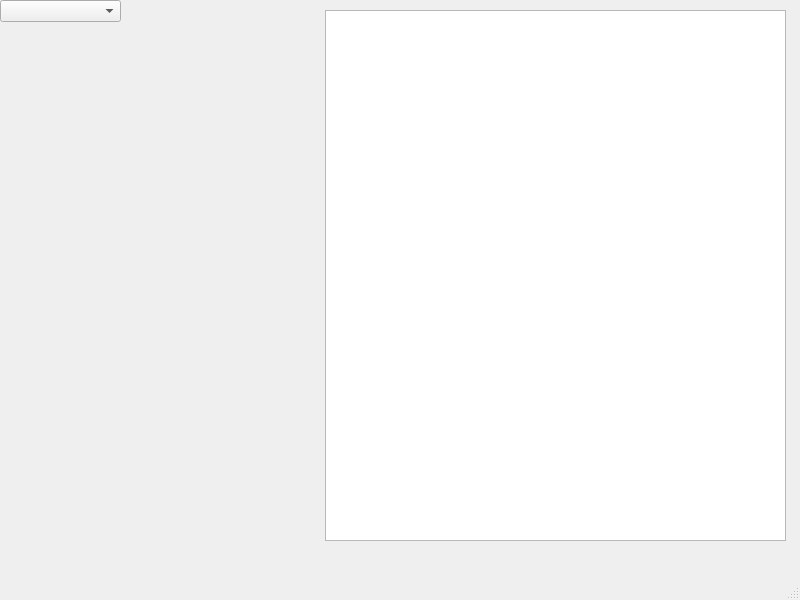
First picture: the form in src/feat/views/gui_feat.ui, repository AnneliesVlaar/Feat, before the edit.
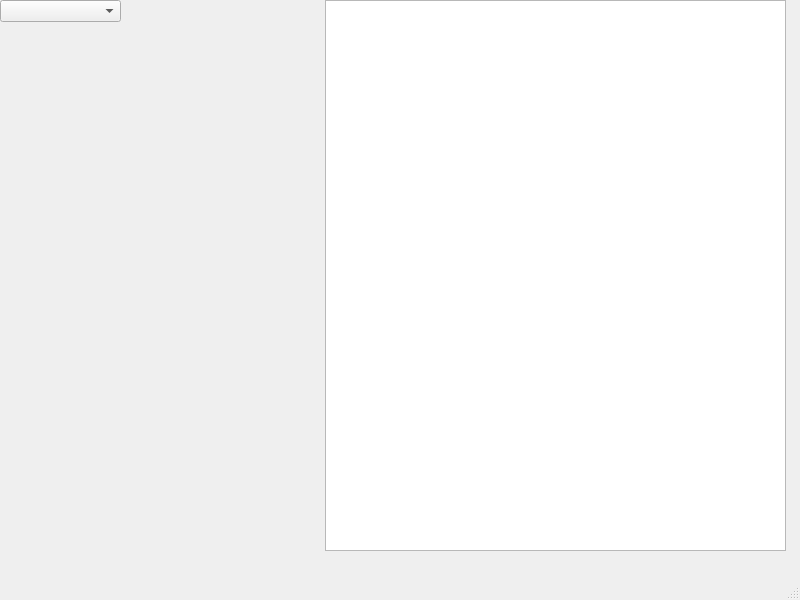
Second picture: the form after the edit.

Diff of the .ui file:
```diff
--- a/src/feat/views/gui_feat.ui
+++ b/src/feat/views/gui_feat.ui
@@ -28,9 +28,9 @@
     <property name="geometry">
      <rect>
       <x>325</x>
-      <y>10</y>
+      <y>0</y>
       <width>461</width>
-      <height>531</height>
+      <height>551</height>
      </rect>
     </property>
    </widget>
```
